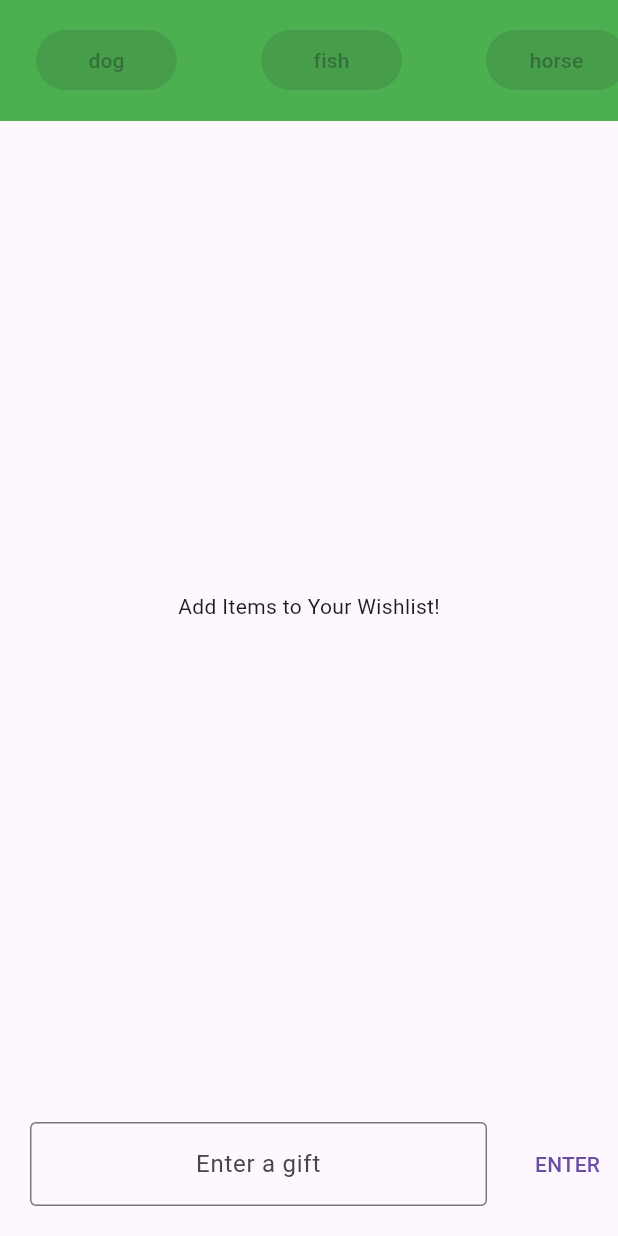
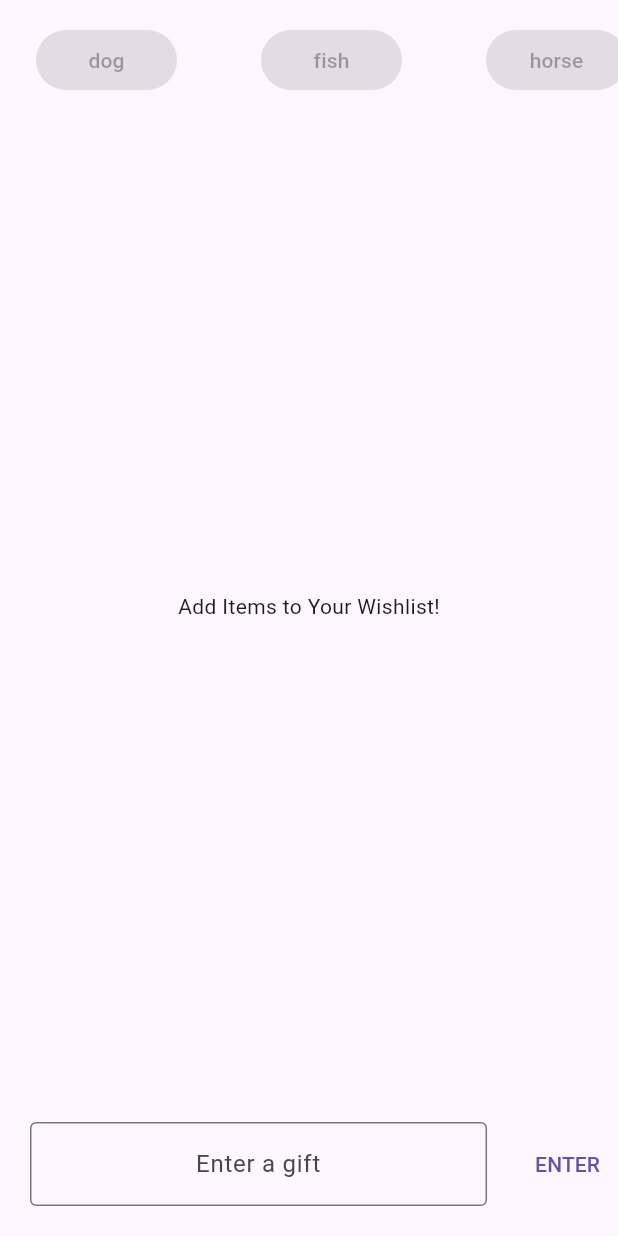
Before and after one commit to battafat/secret_santa, a Flutter app: the screen it shows after launch, after a tap on "ENTER", on a phone screen of 412 x 824 dp. Run offline on Flutter 3.47's test engine with Material 3 defaults, Android fonts, the phone set to English and light mode, and no system bars; missing offline and left inert: flutter_sms.

Commit message:
refactored wishlistTextBar to own file

```diff
--- a/lib/main.dart
+++ b/lib/main.dart
@@ -1,6 +1,7 @@
 import 'package:flutter/material.dart';
 import 'package:secret_santa/src/constants/test_participants.dart';
 import 'package:secret_santa/src/features/wishlist/presentation/home_app_bar.dart';
+import 'package:secret_santa/src/features/wishlist/presentation/wishlistTextBar.dart';
 
 void main() {
   print(kTestParticipants);
@@ -15,7 +16,7 @@ class MyApp extends StatefulWidget {
 }
 
 class _State extends State<MyApp> {
-  final List<String> giftList = [];
+  final List<String> wishList = [];
 
   TextEditingController nameController = TextEditingController();
 
@@ -23,14 +24,14 @@ class _State extends State<MyApp> {
 
   void addItemToList(){
     setState(() {
-      giftList.insert(0,nameController.text);
+      wishList.insert(0,nameController.text);
     });
   }
 
   void deleteItemFromList(int index){
     setState(() {
-      if (giftList.isNotEmpty) {
-      giftList.removeAt(index);
+      if (wishList.isNotEmpty) {
+      wishList.removeAt(index);
       }
     });
   }
@@ -45,11 +46,6 @@ class _State extends State<MyApp> {
     nameController.clear();
   }
 
-  void pairgiftListRandom(){
-    setState((){
-
-    });
-  }
 
   @override
   Widget build(BuildContext context) {
@@ -71,15 +67,15 @@ class _State extends State<MyApp> {
             child: HomeAppBar()),
           Expanded(
           flex: 8,
-          child: giftList.isEmpty
+          child: wishList.isEmpty
               // TODO: Center the Text('Add Item to your Wishlist!') with TextField and HomeAppBar
               ? Center(child: Text('Add Items to Your Wishlist!'))
               : ReorderableListView.builder(
                   reverse: true,
                   padding: const EdgeInsets.symmetric(horizontal: 40),
-                  itemCount: giftList.length,
+                  itemCount: wishList.length,
                   prototypeItem: ListTile(
-                    title: Text(giftList.first),
+                    title: Text(wishList.first),
                   ),
                   itemBuilder: (BuildContext context, int index) {
                     //TODO: add editing functionality for list items
@@ -87,7 +83,7 @@ class _State extends State<MyApp> {
                       key: Key('$index'),
                       tileColor: index.isOdd ? oddItemColor : evenItemColor,
                       title: Text(
-                          textAlign: TextAlign.center, giftList[index]),
+                          textAlign: TextAlign.center, wishList[index]),
                       trailing: IconButton(
                         iconSize: 33,
                         icon: const Icon(Icons.delete),
@@ -103,58 +99,12 @@ class _State extends State<MyApp> {
                         newIndex -= 1;
                         // what does newIndex start at?
                       }
-                      final String item = giftList.removeAt(oldIndex);
-                      giftList.insert(newIndex, item);
+                      final String item = wishList.removeAt(oldIndex);
+                      wishList.insert(newIndex, item);
                     });
                   },
                 )),
-          Row(
-            children: [
-              Flexible(
-                flex: 1,
-                child: Padding(
-                  padding: EdgeInsets.all(20),
-                    child: TextField(
-                      textAlign: TextAlign.center,
-                      controller: nameController,
-                      minLines: 1,
-                      maxLines: null,
-                      decoration: InputDecoration(
-                        alignLabelWithHint: true,
-                        floatingLabelAlignment: FloatingLabelAlignment.center,
-                        border: OutlineInputBorder(),
-                        hintText: 'Enter a gift',
-                      ),
-                    ),
-
-                ),
-              ),
-
-
-              TextButton(
-                child: Text('ENTER'),
-                onPressed: () {
-                  //can I use a ternary operator here?
-                  if (nameController.text.isEmpty) {
-                    //TODO: refactor with ternary operator
-                    //TODO: investigate: The return type 'AlertDialog' isn't a 'void', as required by the closure's context.
-                    AlertDialog(
-                      // TODO: add gift icon
-                      // TODO: refactor so that text pops up
-                      // TODO: add case where user only types spaces
-                      title:
-                          const Text('type a gift idea first'),
-                      content: const Text('Add'),
-                    );
-                  } else {
-                    addItemToList();
-                    clearText();
-                  }
-                },
-              ),
-
-            ],
-          ),
+          wishlistTextBar(),
         ]
       )
       )
--- a/lib/src/features/wishlist/presentation/home_app_bar.dart
+++ b/lib/src/features/wishlist/presentation/home_app_bar.dart
@@ -10,12 +10,12 @@ class HomeAppBar extends StatelessWidget implements PreferredSizeWidget {
     //TODO: decide whether it's worth it to convert participantsList to List<String>
     final participantsList = FakeParticipantsRepository.instance.getParticipantsList();
     return ListView.builder(
+    //TODO: shrinkWrap expensive: is there a workaround?
         shrinkWrap: true,
         itemCount: participantsList.length,
         scrollDirection: Axis.horizontal,
         itemBuilder: (context, index) {
         return Container(
-          color: Colors.green,
           padding: EdgeInsets.all(8.0),
           width: 150,
           height: 150,
--- /dev/null
+++ b/lib/src/features/wishlist/presentation/wishlistTextBar.dart
@@ -0,0 +1,86 @@
+import 'package:flutter/material.dart';
+
+class wishlistTextBar extends StatefulWidget {
+  @override
+  State createState() => _State();
+}
+
+class _State extends State<wishlistTextBar> {
+  final List<String> wishList = [];
+  TextEditingController nameController = TextEditingController();
+
+  void addItemToList() {
+    setState(() {
+      wishList.insert(0, nameController.text);
+    });
+  }
+
+  void deleteItemFromList(int index) {
+    setState(() {
+      if (wishList.isNotEmpty) {
+        wishList.removeAt(index);
+      }
+    });
+  }
+
+  @override
+  void dispose() {
+    // Clean up the controller when the widget is disposed.
+    nameController.dispose();
+    super.dispose();
+  }
+
+  void clearText() {
+    nameController.clear();
+  }
+  @override
+  Widget build(BuildContext context){
+          return Row(
+            children: [
+              Flexible(
+                flex: 1,
+                child: Padding(
+                  padding: EdgeInsets.all(20),
+                    child: TextField(
+                      textAlign: TextAlign.center,
+                      controller: nameController,
+                      minLines: 1,
+                      maxLines: null,
+                      decoration: InputDecoration(
+                        alignLabelWithHint: true,
+                        floatingLabelAlignment: FloatingLabelAlignment.center,
+                        border: OutlineInputBorder(),
+                        hintText: 'Enter a gift',
+                      ),
+                    ),
+
+                ),
+              ),
+
+
+              TextButton(
+                child: Text('ENTER'),
+                onPressed: () {
+                  //can I use a ternary operator here?
+                  if (nameController.text.isEmpty) {
+                    //TODO: refactor with ternary operator
+                    //TODO: investigate: The return type 'AlertDialog' isn't a 'void', as required by the closure's context.
+                    AlertDialog(
+                      // TODO: add gift icon
+                      // TODO: refactor so that text pops up
+                      // TODO: add case where user only types spaces
+                      title:
+                          const Text('type a gift idea first'),
+                      content: const Text('Add'),
+                    );
+                  } else {
+                    addItemToList();
+                    clearText();
+                  }
+                },
+              ),
+
+            ],
+          );
+  }
+}
```
Also changed, not shown: lib/src/features/wishlist/presentation/wishlist.dart (added), lib/src/features/wishlist/presentation/wishlistList.dart (added).
